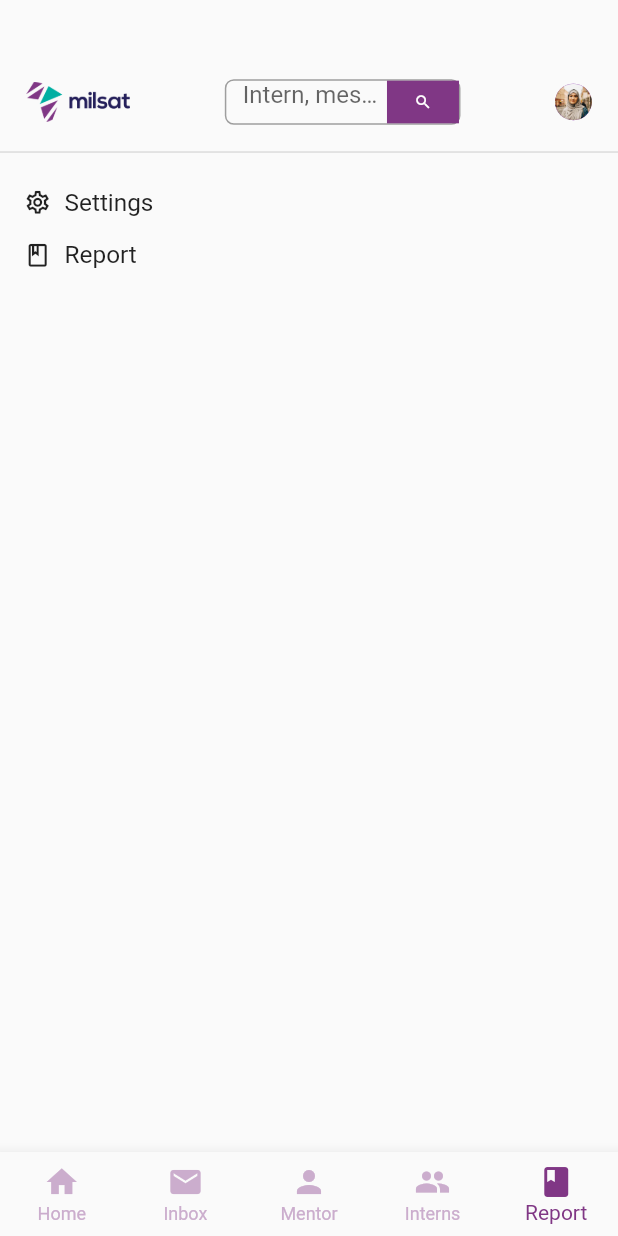
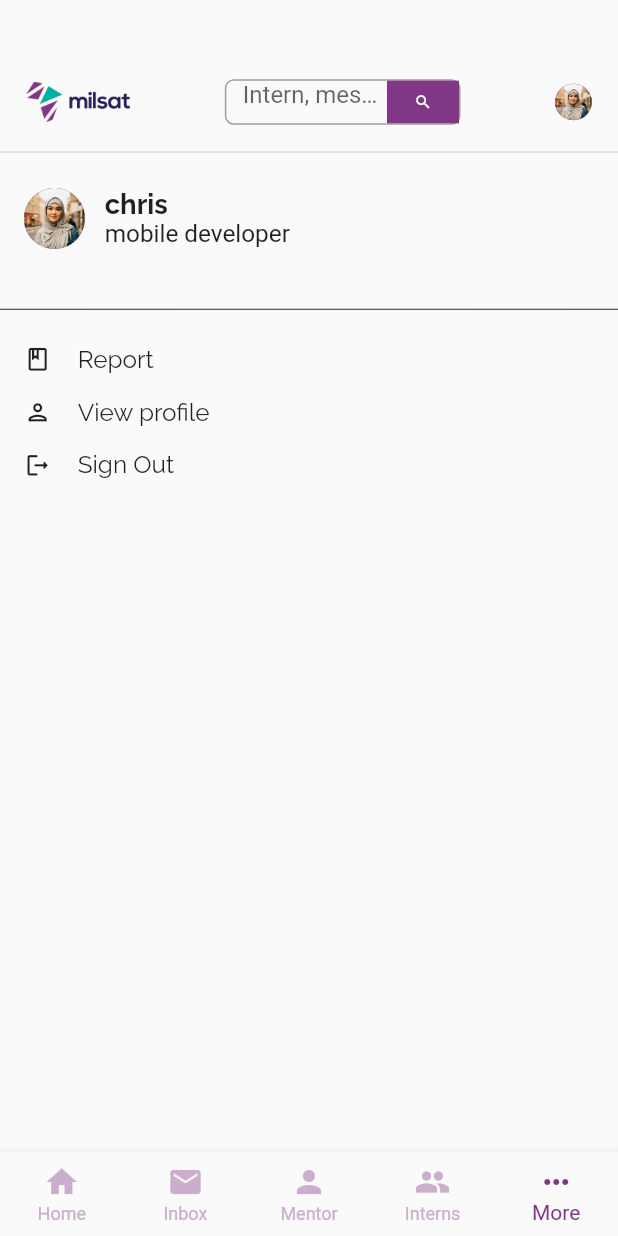
Before and after one commit to chris-netizen/milsat_intern_management_app, a Flutter app: the MainPage screen opened directly, item 5 of the bottom bar chosen, after a tap on "Report", on a phone screen of 412 x 824 dp. Run offline on Flutter 3.47's test engine with Material 2 defaults, Android fonts, the phone set to English and light mode, and no system bars; our stand-ins replace faker, flutter_screenutil, fluttericon, gap, google_fonts, jiffy.

Commit message:
new commits

```diff
--- a/lib/extras/app_text_field.dart
+++ b/lib/extras/app_text_field.dart
@@ -1,4 +1,5 @@
 import 'package:flutter/material.dart';
+import 'package:google_fonts/google_fonts.dart';
 
 class AppTextField extends StatelessWidget {
   final String text;
@@ -16,6 +17,7 @@ class AppTextField extends StatelessWidget {
         fillColor: const Color(0xFFCBADCD),
         filled: true,
         hintText: text,
+        hintStyle: GoogleFonts.raleway(),
         border: const OutlineInputBorder(
           borderSide: BorderSide(
             color: Color(0xFFCBADCD),
--- a/lib/extras/intern_info.dart
+++ b/lib/extras/intern_info.dart
@@ -1,5 +1,3 @@
-import 'package:flutter/material.dart';
-
 import '../files.dart';
 
 class InternInfoBox extends StatelessWidget {
--- a/lib/extras/profile_header.dart
+++ b/lib/extras/profile_header.dart
@@ -1,4 +1,4 @@
-import 'package:flutter/material.dart';
+import 'package:google_fonts/google_fonts.dart';
 import 'package:milsat_management_app/files.dart';
 
 class ProfileHeader extends StatelessWidget {
@@ -19,7 +19,7 @@ class ProfileHeader extends StatelessWidget {
           children: [
             Text(
               'Kristin Watson',
-              style: TextStyle(
+              style: GoogleFonts.raleway(
                   fontSize: 16.sp,
                   fontWeight: FontWeight.w700,
                   color: AppTheme.mainAppTheme),
@@ -27,15 +27,15 @@ class ProfileHeader extends StatelessWidget {
             Gap(2.h),
             Text(
               'felicia.reid@example.com',
-              style: TextStyle(
-                  fontSize: 13.sp,
-                  fontWeight: FontWeight.w400,
+              style: GoogleFonts.raleway(
+                  fontSize: 14.sp,
+                  fontWeight: FontWeight.w500,
                   color: AppTheme.mainAppTheme),
             ),
             Gap(16.h),
             Text(
               'INTERN',
-              style: TextStyle(
+              style: GoogleFonts.raleway(
                 fontSize: 16.sp,
                 fontWeight: FontWeight.w700,
                 color: AppTheme.mainAppTheme,
--- a/lib/extras/reusable_botton.dart
+++ b/lib/extras/reusable_botton.dart
@@ -1,3 +1,4 @@
+import 'package:google_fonts/google_fonts.dart';
 import 'package:milsat_management_app/files.dart';
 
 class ReusableButton extends StatelessWidget {
@@ -29,10 +30,10 @@ class ReusableButton extends StatelessWidget {
       child: Center(
         child: Text(
           text,
-          style: TextStyle(
+          style: GoogleFonts.raleway(
             color: color2,
-            fontFamily: 'Raleway',
             fontSize: 13.sp,
+            letterSpacing: 0.75,
           ),
         ),
       ),
--- a/lib/files.dart
+++ b/lib/files.dart
@@ -21,5 +21,4 @@ export 'package:milsat_management_app/screens/Inbox/message_data.dart';
 export 'package:milsat_management_app/screens/Inbox/message_tile.dart';
 export 'package:milsat_management_app/screens/Inbox/inbox.dart';
 export 'package:milsat_management_app/screens/Interns/interns.dart';
-export 'package:milsat_management_app/screens/Report/report.dart';
 export 'package:milsat_management_app/screens/Mentor/mentor.dart';
--- a/lib/mainpage.dart
+++ b/lib/mainpage.dart
@@ -1,6 +1,6 @@
 import 'package:flutter/material.dart';
 import 'package:milsat_management_app/files.dart';
-import 'package:milsat_management_app/screens/profile/intern_profile.dart';
+import 'package:milsat_management_app/screens/more/Report/more.dart';
 
 class MainPage extends StatefulWidget {
   const MainPage({super.key});
@@ -15,7 +15,7 @@ class _MainPageState extends State<MainPage> {
     InboxPage(),
     MentorPage(),
     Interns(),
-    Report(),
+    More(),
   ];
 
   int currentIndex = 0;
@@ -56,8 +56,8 @@ class _MainPageState extends State<MainPage> {
             label: 'Interns',
           ),
           BottomNavigationBarItem(
-            icon: Icon(Icons.book),
-            label: 'Report',
+            icon: Icon(Icons.more_horiz),
+            label: 'More',
           ),
         ],
       ),
--- a/lib/screens/Home/home_page.dart
+++ b/lib/screens/Home/home_page.dart
@@ -1,4 +1,5 @@
 import 'package:flutter/material.dart';
+import 'package:google_fonts/google_fonts.dart';
 
 import 'package:milsat_management_app/files.dart';
 import 'package:milsat_management_app/header.dart';
@@ -12,7 +13,7 @@ class HomePage extends StatelessWidget {
       body: SingleChildScrollView(
         child: Column(
           children: [
-            Header(),
+            const Header(),
             Padding(
               padding: EdgeInsets.symmetric(
                 horizontal: 24.w,
@@ -43,7 +44,11 @@ class HomePage extends StatelessWidget {
                         Gap(9.33.w),
                         Text(
                           'Milsat internship project starts (Aug \n28, 2004)',
-                          style: alertTextStyle2,
+                          style: GoogleFonts.raleway(
+                            color: const Color(0xFF4E2251),
+                            fontSize: 16.sp,
+                            fontWeight: FontWeight.w500,
+                          ),
                         ),
                       ],
                     ),
@@ -51,7 +56,7 @@ class HomePage extends StatelessWidget {
                   Gap(64.h),
                   Text(
                     'It\'s a great day at Milsat',
-                    style: TextStyle(
+                    style: GoogleFonts.raleway(
                       color: AppTheme.greyTextColor,
                       fontSize: 20.sp,
                       fontWeight: FontWeight.w600,
@@ -63,11 +68,11 @@ class HomePage extends StatelessWidget {
                     'Velit officia consequat duis enim velit mollit.'
                     'Exercitation veniam consequat sunt nostrud amet.',
                     textAlign: TextAlign.center,
-                    style: TextStyle(
+                    style: GoogleFonts.raleway(
                         color: const Color(0xFF79717A),
                         fontSize: 16.sp,
                         fontWeight: FontWeight.w500,
-                        fontFamily: 'Raleway'),
+                        ),
                   ),
                 ],
               ),
--- a/lib/screens/Interns/interns.dart
+++ b/lib/screens/Interns/interns.dart
@@ -156,7 +156,8 @@ class _InternsState extends State<Interns> {
                         internRole: allDepartment.values.elementAt(i),
                       );
                     },
-                    )),
+                  ),
+          ),
         ],
       ),
     );
--- a/lib/screens/Mentor/mentor.dart
+++ b/lib/screens/Mentor/mentor.dart
@@ -12,7 +12,7 @@ class MentorPage extends StatelessWidget {
     return Scaffold(
       body: Column(
         children: [
-          Header(),
+          const Header(),
           const MilsatMentor(),
           Gap(24.h),
           const MentorDetails(
--- a/lib/screens/Report/report.dart
+++ /dev/null
@@ -1,67 +0,0 @@
-import 'dart:ui';
-
-import 'package:flutter/material.dart';
-import 'package:milsat_management_app/files.dart';
-import 'package:milsat_management_app/header.dart';
-
-class Report extends StatelessWidget {
-  const Report({super.key});
-
-  @override
-  Widget build(BuildContext context) {
-    return Scaffold(
-      body: Column(
-        children: [
-          const Header(),
-          Padding(
-            padding: const EdgeInsets.all(16.0),
-            child: Column(
-              children: [
-                GestureDetector(
-                  onTap: () {
-                    // AppNavigator.navigateTo(settingsPage);
-                  },
-                  child: Row(
-                    children: [
-                      Icon(
-                        Icons.settings_outlined,
-                        size: 18.sp,
-                      ),
-                      Gap(8.w),
-                      Text(
-                        'Settings',
-                        style: TextStyle(fontSize: 16.sp),
-                      ),
-                    ],
-                  ),
-                ),
-                Gap(16.h),
-                GestureDetector(
-                  onTap: () {
-                    AppNavigator.navigateTo(reportPage);
-                  },
-                  child: Row(
-                    children: [
-                      Icon(
-                        Icons.book_outlined,
-                        size: 18.sp,
-                      ),
-                      Gap(8.w),
-                      Text(
-                        'Report',
-                        style: TextStyle(
-                          fontSize: 16.sp,
-                          fontWeight: FontWeight.w400,
-                        ),
-                      ),
-                    ],
-                  ),
-                ),
-              ],
-            ),
-          ),
-        ],
-      ),
-    );
-  }
-}
--- /dev/null
+++ b/lib/screens/more/Report/more.dart
@@ -0,0 +1,132 @@
+import 'package:flutter/material.dart';
+import 'package:milsat_management_app/files.dart';
+import 'package:milsat_management_app/header.dart';
+import 'package:google_fonts/google_fonts.dart';
+
+class More extends StatelessWidget {
+  const More({super.key});
+
+  @override
+  Widget build(BuildContext context) {
+    return Scaffold(
+      body: Column(
+        children: [
+          const Header(),
+          Column(
+            children: [
+              Padding(
+                padding: const EdgeInsets.all(16.0),
+                child: InkWell(
+                  onTap: () {
+                    // AppNavigator.navigateTo(settingsPage);
+                  },
+                  child: Row(
+                    children: [
+                      CircleAvatarMock(
+                        radius: 20.r,
+                        imageString: 'assets/person.png',
+                      ),
+                      Gap(12.w),
+                      Column(
+                        crossAxisAlignment: CrossAxisAlignment.start,
+                        children: [
+                          Text(
+                            'chris',
+                            style: GoogleFonts.raleway(
+                              fontWeight: FontWeight.w700,
+                              fontSize: 18.sp,
+                            ),
+                          ),
+                          Text(
+                            'mobile developer',
+                            style: TextStyle(fontSize: 16.sp),
+                          ),
+                        ],
+                      ),
+                    ],
+                  ),
+                ),
+              ),
+              Gap(16.h),
+              const Divider(
+                color: AppTheme.greyColor,
+              ),
+              Padding(
+                padding: const EdgeInsets.all(16.0),
+                child: Column(
+                  children: [
+                    GestureDetector(
+                      onTap: () {
+                        AppNavigator.navigateTo(reportPage);
+                      },
+                      child: Row(
+                        children: [
+                          Icon(
+                            Icons.book_outlined,
+                            size: 18.sp,
+                          ),
+                          Gap(16.w),
+                          Text(
+                            'Report',
+                            style: GoogleFonts.raleway(
+                              fontSize: 16.sp,
+                              fontWeight: FontWeight.w400,
+                            ),
+                          ),
+                        ],
+                      ),
+                    ),
+                    Gap(16.h),
+                    GestureDetector(
+                      onTap: () {
+                        AppNavigator.navigateTo(reportPage);
+                      },
+                      child: Row(
+                        children: [
+                          Icon(
+                            Icons.person_outlined,
+                            size: 18.sp,
+                          ),
+                          Gap(16.w),
+                          Text(
+                            'View profile',
+                            style: GoogleFonts.raleway(
+                              fontSize: 16.sp,
+                              fontWeight: FontWeight.w400,
+                            ),
+                          ),
+                        ],
+                      ),
+                    ),
+                    Gap(16.h),
+                    GestureDetector(
+                      onTap: () {
+                        AppNavigator.navigateTo(reportPage);
+                      },
+                      child: Row(
+                        children: [
+                          Icon(
+                            Icons.logout_rounded,
+                            size: 18.sp,
+                          ),
+                          Gap(16.w),
+                          Text(
+                            'Sign Out',
+                            style: GoogleFonts.raleway(
+                              fontSize: 16.sp,
+                              fontWeight: FontWeight.w400,
+                            ),
+                          ),
+                        ],
+                      ),
+                    ),
+                  ],
+                ),
+              ),
+            ],
+          ),
+        ],
+      ),
+    );
+  }
+}
--- a/pubspec.yaml
+++ b/pubspec.yaml
@@ -16,13 +16,12 @@ dependencies:
   flutter:
     sdk: flutter
   flutter_screenutil: ^5.5.4
-  flutter_svg: ^0.17.1
   fluttericon: ^2.0.0
   gap: ^2.0.0
+  google_fonts: ^4.0.3
   hive: ^2.2.3
   http: ^0.13.5
   jiffy: ^5.0.0
-  json_annotation: ^4.8.0
   provider: ^6.0.5
   screen_utils: ^0.0.1
 
```
Also changed, not shown: lib/extras/constants.dart (+12 -22 lines), lib/extras/milsat_mentor.dart (+6 -1 lines), lib/screens/Mentor/mentor_details.dart (+3 -4 lines), lib/screens/auth/login_page.dart (+33 -10 lines), lib/screens/auth/pre_login_screen.dart (+8 -6 lines), pubspec.lock, 2 other files. Lines whose indentation alone changed are shown as unchanged.
